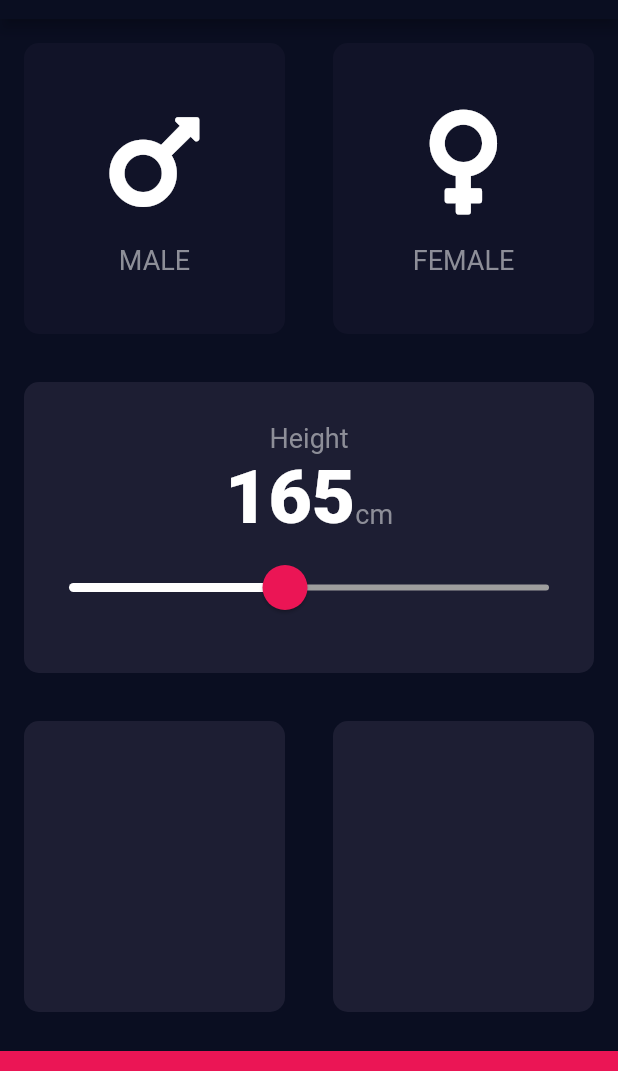
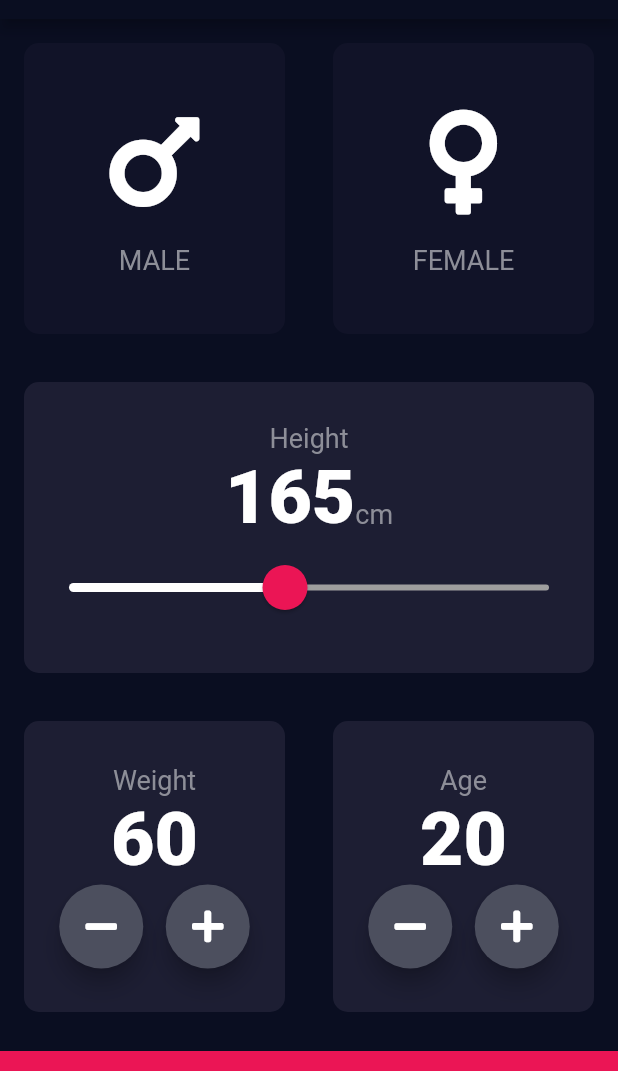
Before and after one commit to parthadroja247/my-bmi-flutter, a Flutter app: the screen it shows after launch, on a phone screen of 412 x 824 dp, the part 65-1136 px from its top. Run offline on Flutter 3.47's test engine with Material 2 defaults, Android fonts, the phone set to English and light mode, and no system bars; our stand-ins replace font_awesome_flutter.

Commit message:
L-141 Completed

```diff
--- a/lib/input_page.dart
+++ b/lib/input_page.dart
@@ -3,6 +3,7 @@ import 'package:font_awesome_flutter/font_awesome_flutter.dart';
 import 'resuable_card.dart';
 import 'icon_content.dart';
 import 'constants.dart';
+import 'round_icon_button.dart';
 
 enum Gender { male, female }
 
@@ -14,6 +15,8 @@ class InputPage extends StatefulWidget {
 class _InputPageState extends State<InputPage> {
   Gender selectedGender;
   double height = 165;
+  int weight = 60;
+  int age = 20;
 
   @override
   Widget build(BuildContext context) {
@@ -111,10 +114,86 @@ class _InputPageState extends State<InputPage> {
               children: <Widget>[
                 Expanded(
                     child: ReusableCard(
+                  cardChild: Column(
+                    mainAxisAlignment: MainAxisAlignment.center,
+                    crossAxisAlignment: CrossAxisAlignment.center,
+                    children: <Widget>[
+                      Text(
+                        'Weight',
+                        style: kLabelFontStyle,
+                      ),
+                      Text(
+                        weight.toString(),
+                        style: kValueLabelFontStyle,
+                      ),
+                      Row(
+                        mainAxisAlignment: MainAxisAlignment.center,
+                        children: <Widget>[
+                          RoundIconButton(
+                            onPressed: () {
+                              setState(() {
+                                weight -= 1;
+                              });
+                            },
+                            icon: FontAwesomeIcons.minus,
+                          ),
+                          SizedBox(
+                            width: 15,
+                          ),
+                          RoundIconButton(
+                            onPressed: () {
+                              setState(() {
+                                weight += 1;
+                              });
+                            },
+                            icon: FontAwesomeIcons.plus,
+                          )
+                        ],
+                      )
+                    ],
+                  ),
                   color: kActiveCardColor,
                 )),
                 Expanded(
                     child: ReusableCard(
+                  cardChild: Column(
+                    mainAxisAlignment: MainAxisAlignment.center,
+                    crossAxisAlignment: CrossAxisAlignment.center,
+                    children: <Widget>[
+                      Text(
+                        'Age',
+                        style: kLabelFontStyle,
+                      ),
+                      Text(
+                        age.toString(),
+                        style: kValueLabelFontStyle,
+                      ),
+                      Row(
+                        mainAxisAlignment: MainAxisAlignment.center,
+                        children: <Widget>[
+                          RoundIconButton(
+                            onPressed: () {
+                              setState(() {
+                                age -= 1;
+                              });
+                            },
+                            icon: FontAwesomeIcons.minus,
+                          ),
+                          SizedBox(
+                            width: 15,
+                          ),
+                          RoundIconButton(
+                            onPressed: () {
+                              setState(() {
+                                age += 1;
+                              });
+                            },
+                            icon: FontAwesomeIcons.plus,
+                          )
+                        ],
+                      )
+                    ],
+                  ),
                   color: kActiveCardColor,
                 )),
               ],
--- /dev/null
+++ b/lib/round_icon_button.dart
@@ -0,0 +1,18 @@
+import 'package:flutter/material.dart';
+
+class RoundIconButton extends StatelessWidget {
+  RoundIconButton({@required this.icon, this.onPressed});
+  final IconData icon;
+  final Function onPressed;
+  @override
+  Widget build(BuildContext context) {
+    return RawMaterialButton(
+      onPressed: onPressed,
+      child: Icon(icon),
+      constraints: BoxConstraints.tightFor(width: 56, height: 56),
+      shape: CircleBorder(),
+      elevation: 6.0,
+      fillColor: Color(0xFF4C4F5E),
+    );
+  }
+}
```
